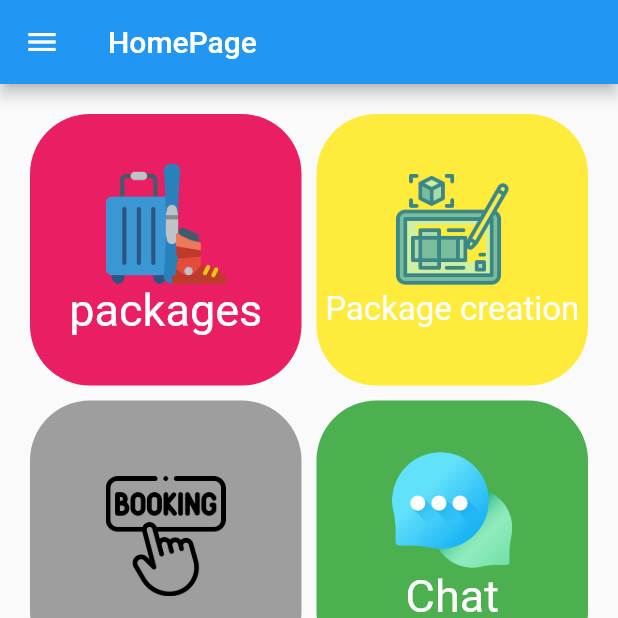
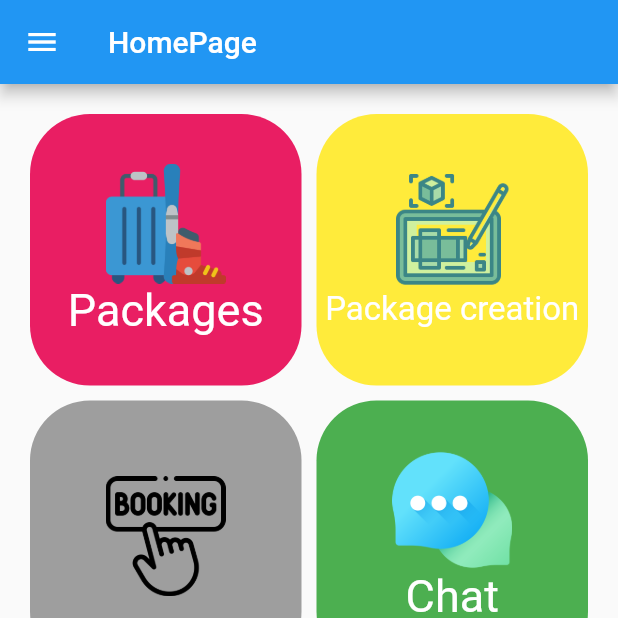
Before and after one commit to lubnawahid/industrialvisit, a Flutter app: the homescreen screen opened directly, on a phone screen of 412 x 824 dp, the top half of it. Run offline on Flutter 3.47's test engine with Material 2 defaults, Android fonts, the phone set to English and light mode, and no system bars.

Commit message:
industrial visit

```diff
--- a/lib/homescreen.dart
+++ b/lib/homescreen.dart
@@ -41,7 +41,7 @@ height: 600,
             children: [
               Image.asset("images/luggage.png",height: 80,),
 
-              Text("packages",style: TextStyle(color: Colors.white,fontSize: 30),)
+              Text("Packages",style: TextStyle(color: Colors.white,fontSize: 30),)
             ],
           ),
         ),
--- a/lib/main.dart
+++ b/lib/main.dart
@@ -16,7 +16,7 @@ class MyApp extends StatelessWidget{
   Widget build(BuildContext context){
     return MaterialApp(
       debugShowCheckedModeBanner: false,
-      home:homescreen(),
+      home:welcome(),
 
     );
   }
```
Also changed, not shown: lib/chat.dart (+7 -8 lines), lib/chatdetailpage.dart (+4 -4 lines).
